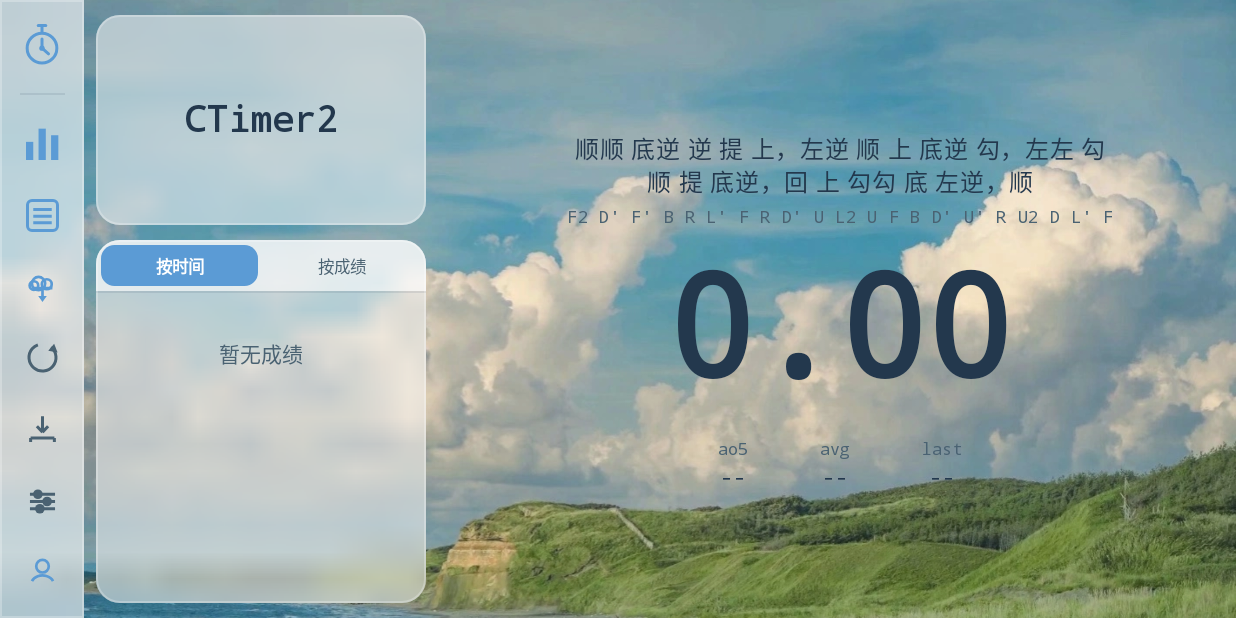
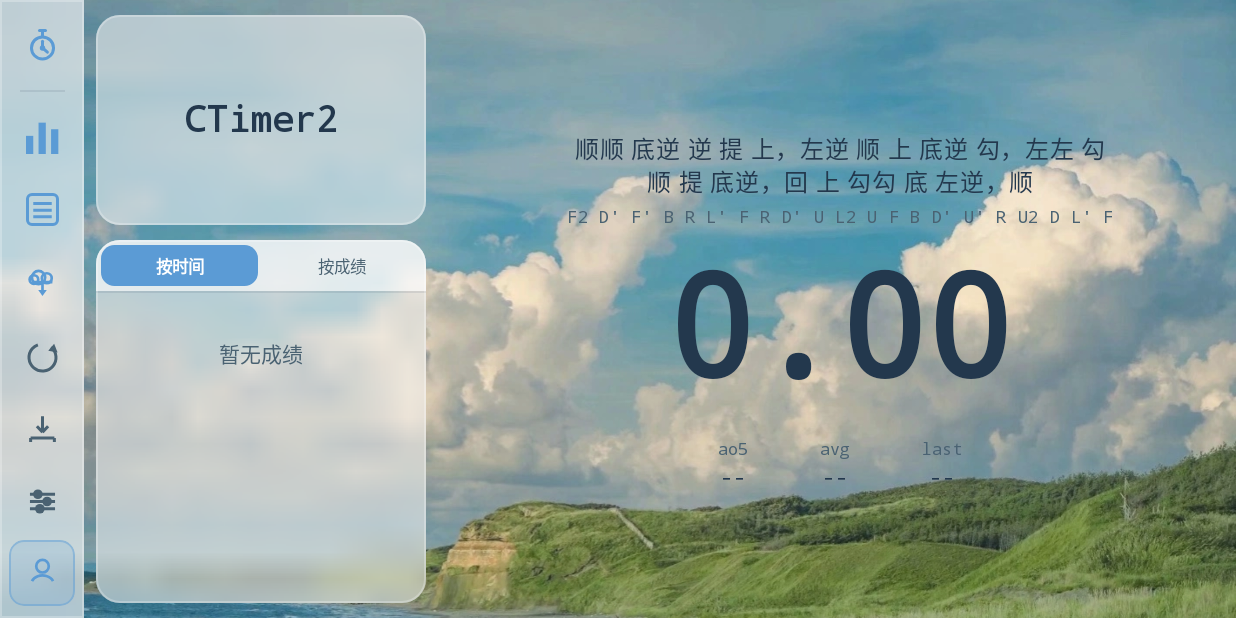
Before and after one commit to Dramtwo/CTimer-Repository, an Android app built with Jetpack Compose: the screen it shows after launch (MainActivity), on a phone screen of 824 x 412 dp (held sideways). Run offline under Robolectric (Android 15) with nearby library versions, the phone set to English and light mode, and no system bars; our stand-ins replace Room's generated code; network calls fail; pictures from the network do not load.

Commit message:
feat: 抽屉与侧栏联动、功能页滑入动效、侧栏自适应高度修复用户入口不可见

```diff
--- a/app/build.gradle.kts
+++ b/app/build.gradle.kts
@@ -13,8 +13,8 @@ android {
         applicationId = "com.ctimer2"
         minSdk = 26
         targetSdk = 36
-        versionCode = 22
-        versionName = "2.4.1"
+        versionCode = 23
+        versionName = "2.5.0"
     }
 
     buildTypes {
--- a/app/src/main/java/com/ctimer2/ui/TimerScreen.kt
+++ b/app/src/main/java/com/ctimer2/ui/TimerScreen.kt
@@ -10,6 +10,8 @@ import androidx.activity.compose.rememberLauncherForActivityResult
 import androidx.activity.result.PickVisualMediaRequest
 import androidx.activity.result.contract.ActivityResultContracts
 import androidx.compose.animation.AnimatedContent
+import androidx.compose.animation.core.animateDpAsState
+import androidx.compose.animation.core.tween
 import androidx.compose.animation.AnimatedVisibility
 import androidx.compose.animation.expandHorizontally
 import androidx.compose.animation.fadeIn
@@ -309,32 +311,21 @@ fun TimerScreen(vm: TimerViewModel = viewModel()) {
             }
         }
 
-        Row(modifier = Modifier.fillMaxSize()) {
-            // 左侧竖直侧栏：各页面常驻
-            AnimatedVisibility(
-                visible = !isRunning,
-                enter = fadeIn() + expandHorizontally(),
-                exit = fadeOut() + shrinkHorizontally()
-            ) {
-                DrawerSideBar(
-                    onOpen = { vm.openDrawer() },
-                    onOpenSummary = { vm.toggleSummaryPage() },
-                    onOpenFormula = { vm.toggleFormulaPage() },
-                    onOpenLeaderboard = { vm.toggleLeaderboardPage() },
-                    onResetCards = { vm.resetCardOffsets() },
-                    onImport = { launchImport() },
-                    onOpenSettings = { vm.toggleSettingsPage() },
-                    onOpenUser = { vm.toggleUserPage() }
+        // 内容区整块切换页面：新页面从侧栏这一侧「释放」滑入
+        val sidePad by animateDpAsState(
+            targetValue = if (isRunning) 0.dp else 56.dp,
+            animationSpec = tween(220),
+            label = "sidePad"
         )
-            }
-
-            // 内容区整块切换页面（新页面，而非叠加覆盖）
         AnimatedContent(
             targetState = page,
-                transitionSpec = { fadeIn() togetherWith fadeOut() },
+            transitionSpec = {
+                (slideInHorizontally(animationSpec = tween(300)) { -it / 2 } + fadeIn(tween(180)))
+                    .togetherWith(slideOutHorizontally(animationSpec = tween(220)) { it / 4 } + fadeOut(tween(100)))
+            },
             modifier = Modifier
-                    .weight(1f)
-                    .fillMaxHeight(),
+                .fillMaxSize()
+                .padding(start = sidePad),
             label = "page"
         ) { p ->
                 when (p) {
@@ -406,6 +397,26 @@ fun TimerScreen(vm: TimerViewModel = viewModel()) {
                     )
                 }
         }
+
+        // 侧栏常驻最上层：抽屉从它背后被「拉开」，而不是盖在它身上
+        AnimatedVisibility(
+            visible = !isRunning,
+            enter = fadeIn() + expandHorizontally(animationSpec = tween(220)),
+            exit = fadeOut() + shrinkHorizontally(animationSpec = tween(220)),
+            modifier = Modifier
+                .align(Alignment.CenterStart)
+                .zIndex(2f)
+        ) {
+            DrawerSideBar(
+                onOpen = { vm.openDrawer() },
+                onOpenSummary = { vm.toggleSummaryPage() },
+                onOpenFormula = { vm.toggleFormulaPage() },
+                onOpenLeaderboard = { vm.toggleLeaderboardPage() },
+                onResetCards = { vm.resetCardOffsets() },
+                onImport = { launchImport() },
+                onOpenSettings = { vm.toggleSettingsPage() },
+                onOpenUser = { vm.toggleUserPage() }
+            )
         }
 
         // 悬浮菜单（拖动呼出）
@@ -416,6 +427,7 @@ fun TimerScreen(vm: TimerViewModel = viewModel()) {
             modifier = Modifier
                 .align(Alignment.BottomCenter)
                 .padding(bottom = 36.dp)
+                .zIndex(3f)
         ) {
             val browsed = vm.browsedSolve()
             val idx = vm.browseIndex ?: 0
@@ -431,11 +443,12 @@ fun TimerScreen(vm: TimerViewModel = viewModel()) {
             )
         }
 
-        // 抽屉遮罩
+        // 抽屉遮罩（只压暗内容区，侧栏本身在最上层不受影响）
         AnimatedVisibility(
             visible = drawerOpen,
             enter = fadeIn(),
-            exit = fadeOut()
+            exit = fadeOut(),
+            modifier = Modifier.zIndex(1f)
         ) {
             Box(
                 modifier = Modifier
@@ -450,12 +463,15 @@ fun TimerScreen(vm: TimerViewModel = viewModel()) {
             )
         }
 
-        // 抽屉面板
+        // 抽屉面板：与侧栏联动。上层侧栏不动，抽屉从它背后滑出 = 侧栏被拉开的效果
         AnimatedVisibility(
             visible = drawerOpen,
-            enter = slideInHorizontally { -it },
-            exit = slideOutHorizontally { -it },
-            modifier = Modifier.align(Alignment.CenterStart)
+            enter = slideInHorizontally(animationSpec = tween(280)) { -it },
+            exit = slideOutHorizontally(animationSpec = tween(240)) { -it },
+            modifier = Modifier
+                .align(Alignment.CenterStart)
+                .padding(start = 56.dp)
+                .zIndex(1f)
         ) {
             DrawerContent(
                 sessions = vm.sessions,
--- a/app/src/main/java/com/ctimer2/ui/components/DrawerSideBar.kt
+++ b/app/src/main/java/com/ctimer2/ui/components/DrawerSideBar.kt
@@ -3,6 +3,7 @@ package com.ctimer2.ui.components
 import androidx.compose.foundation.background
 import androidx.compose.foundation.clickable
 import androidx.compose.foundation.layout.*
+import androidx.compose.ui.unit.Dp
 import androidx.compose.foundation.border
 import androidx.compose.foundation.shape.RoundedCornerShape
 import androidx.compose.ui.graphics.RectangleShape
@@ -38,6 +39,16 @@ fun DrawerSideBar(
         shape = RectangleShape,
         tintAlphaShift = 0.1f
     ) {
+        // 侧栏共 8 个图标（秒表 + 3 功能 + 重置/导入/设置 + 用户），
+        // 横屏矮屏按可用高度自动缩小格子，保证最底部的用户图标永远不会被挤出屏幕。
+        BoxWithConstraints(Modifier.fillMaxSize()) {
+            // 固定占用：上下 padding 16 + 秒表下方分隔 21 + 图标间隙 20
+            val fixed = 16.dp + 21.dp + 20.dp
+            val perCell = (maxHeight - fixed) / 8
+            val cell = perCell.coerceIn(26.dp, 44.dp)
+            val gap = if (cell >= 38.dp) 4.dp else 2.dp
+            val iconSize = if (cell >= 34.dp) 22.dp else 19.dp
+
             Column(
                 modifier = Modifier
                     .fillMaxSize()
@@ -45,42 +56,66 @@ fun DrawerSideBar(
                 horizontalAlignment = Alignment.CenterHorizontally
             ) {
                 // 顶部秒表图标加深，避免在浅色玻璃上看不清
-            IconCell(onClick = onOpen) { StopwatchIcon(tint = DragonCatBlue.PrimaryBlue) }
+                IconCell(onClick = onOpen, cell = cell) {
+                    StopwatchIcon(tint = DragonCatBlue.PrimaryBlue, iconSize = iconSize)
+                }
 
-            Spacer(Modifier.height(10.dp))
+                Spacer(Modifier.height(8.dp))
                 HLine()
-            Spacer(Modifier.height(10.dp))
+                Spacer(Modifier.height(8.dp))
 
-            IconCell(onClick = onOpenSummary) { IconSummary() }
-            Spacer(Modifier.height(4.dp))
-            IconCell(onClick = onOpenFormula) { IconFormula() }
-            Spacer(Modifier.height(4.dp))
-            IconCell(onClick = onOpenLeaderboard) { IconCloud() }
+                IconCell(onClick = onOpenSummary, cell = cell, iconSize = iconSize) { IconSummary(iconSize = iconSize) }
+                Spacer(Modifier.height(gap))
+                IconCell(onClick = onOpenFormula, cell = cell, iconSize = iconSize) { IconFormula(iconSize = iconSize) }
+                Spacer(Modifier.height(gap))
+                IconCell(onClick = onOpenLeaderboard, cell = cell, iconSize = iconSize) { IconCloud(iconSize = iconSize) }
 
                 Spacer(Modifier.weight(1f))
 
-            // 底部三项：倒数第三 重置卡片位置 → 倒数第二 导入 → 倒数第一 设置
-            IconCell(onClick = onResetCards) { IconReset() }
-            Spacer(Modifier.height(4.dp))
-            IconCell(onClick = onImport) { IconImport() }
-            Spacer(Modifier.height(4.dp))
-            IconCell(onClick = onOpenSettings) { IconSettings() }
-            Spacer(Modifier.height(4.dp))
-            IconCell(onClick = onOpenUser) { IconUser() }
+                // 底部四项：重置卡片位置 → 导入 → 设置 → 用户中心
+                IconCell(onClick = onResetCards, cell = cell, iconSize = iconSize) { IconReset(iconSize = iconSize) }
+                Spacer(Modifier.height(gap))
+                IconCell(onClick = onImport, cell = cell, iconSize = iconSize) { IconImport(iconSize = iconSize) }
+                Spacer(Modifier.height(gap))
+                IconCell(onClick = onOpenSettings, cell = cell, iconSize = iconSize) { IconSettings(iconSize = iconSize) }
+                Spacer(Modifier.height(gap))
+                // 用户中心给一块淡蓝底 + 描边，视觉上更显眼、更好点
+                IconCell(
+                    onClick = onOpenUser,
+                    cell = cell,
+                    iconSize = iconSize,
+                    highlighted = true
+                ) {
+                    IconUser(iconSize = iconSize)
+                }
+            }
         }
     }
 }
 
 @Composable
-private fun IconCell(onClick: () -> Unit, content: @Composable () -> Unit) {
+private fun IconCell(
+    onClick: () -> Unit,
+    cell: Dp = 44.dp,
+    iconSize: Dp = 22.dp,
+    highlighted: Boolean = false,
+    content: @Composable () -> Unit
+) {
     Box(
         modifier = Modifier
-            .size(44.dp)
+            .size(cell)
             .clip(RoundedCornerShape(10.dp))
+            .then(
+                if (highlighted) {
+                    Modifier
+                        .background(DragonCatBlue.PrimaryBlue.copy(alpha = 0.16f))
+                        .border(1.dp, DragonCatBlue.PrimaryBlue.copy(alpha = 0.45f), RoundedCornerShape(10.dp))
+                } else Modifier
+            )
             .clickable(onClick = onClick),
         contentAlignment = Alignment.Center
     ) {
-        content()
+        Box(Modifier.size(iconSize), contentAlignment = Alignment.Center) { content() }
     }
 }
 
--- a/app/src/main/java/com/ctimer2/ui/components/GeometricIcons.kt
+++ b/app/src/main/java/com/ctimer2/ui/components/GeometricIcons.kt
@@ -15,8 +15,8 @@ private val ICON_SIZE = 22.dp
 
 /** 成绩总评：三根高低不同的柱 */
 @Composable
-fun IconSummary(tint: Color = DragonCatBlue.PrimaryBlue) {
-    Canvas(Modifier.size(ICON_SIZE)) {
+fun IconSummary(tint: Color = DragonCatBlue.PrimaryBlue, iconSize: androidx.compose.ui.unit.Dp = ICON_SIZE) {
+    Canvas(Modifier.size(iconSize)) {
         val w = size.width
         val h = size.height
         val barW = w * 0.22f
@@ -35,8 +35,8 @@ fun IconSummary(tint: Color = DragonCatBlue.PrimaryBlue) {
 
 /** 按时间：表盘 + 两根指针 */
 @Composable
-fun IconTime(tint: Color = DragonCatBlue.PrimaryBlue) {
-    Canvas(Modifier.size(ICON_SIZE)) {
+fun IconTime(tint: Color = DragonCatBlue.PrimaryBlue, iconSize: androidx.compose.ui.unit.Dp = ICON_SIZE) {
+    Canvas(Modifier.size(iconSize)) {
         val r = size.minDimension / 2f
         val c = androidx.compose.ui.geometry.Offset(size.width / 2f, r)
         drawCircle(color = tint, radius = r - 1.dp.toPx(), center = c, style = Stroke(2.dp.toPx()))
@@ -47,8 +47,8 @@ fun IconTime(tint: Color = DragonCatBlue.PrimaryBlue) {
 
 /** 按成绩：领奖台三阶 */
 @Composable
-fun IconScore(tint: Color = DragonCatBlue.PrimaryBlue) {
-    Canvas(Modifier.size(ICON_SIZE)) {
+fun IconScore(tint: Color = DragonCatBlue.PrimaryBlue, iconSize: androidx.compose.ui.unit.Dp = ICON_SIZE) {
+    Canvas(Modifier.size(iconSize)) {
         val w = size.width
         val h = size.height
         val stepW = w / 3f
@@ -65,8 +65,8 @@ fun IconScore(tint: Color = DragonCatBlue.PrimaryBlue) {
 
 /** 列表：堆叠的三个圆角方块 */
 @Composable
-fun IconList(tint: Color = DragonCatBlue.PrimaryBlue) {
-    Canvas(Modifier.size(ICON_SIZE)) {
+fun IconList(tint: Color = DragonCatBlue.PrimaryBlue, iconSize: androidx.compose.ui.unit.Dp = ICON_SIZE) {
+    Canvas(Modifier.size(iconSize)) {
         val w = size.width
         val h = size.height
         val lineH = h / 5f
@@ -82,8 +82,8 @@ fun IconList(tint: Color = DragonCatBlue.PrimaryBlue) {
 
 /** 公式速记：一页公式纸（外框 + 三条公式行） */
 @Composable
-fun IconFormula(tint: Color = DragonCatBlue.PrimaryBlue) {
-    Canvas(Modifier.size(ICON_SIZE)) {
+fun IconFormula(tint: Color = DragonCatBlue.PrimaryBlue, iconSize: androidx.compose.ui.unit.Dp = ICON_SIZE) {
+    Canvas(Modifier.size(iconSize)) {
         val stroke = 2.dp.toPx()
         val w = size.width
         val h = size.height
@@ -109,8 +109,8 @@ fun IconFormula(tint: Color = DragonCatBlue.PrimaryBlue) {
 
 /** 导入：向下箭头 + 承接托盘 */
 @Composable
-fun IconImport(tint: Color = DragonCatBlue.TextSecondary) {
-    Canvas(Modifier.size(ICON_SIZE)) {
+fun IconImport(tint: Color = DragonCatBlue.TextSecondary, iconSize: androidx.compose.ui.unit.Dp = ICON_SIZE) {
+    Canvas(Modifier.size(iconSize)) {
         val stroke = 2.dp.toPx()
         val w = size.width
         val h = size.height
@@ -160,8 +160,8 @@ fun IconImport(tint: Color = DragonCatBlue.TextSecondary) {
 
 /** 设置：三根滑杆（每根一个圆点） */
 @Composable
-fun IconSettings(tint: Color = DragonCatBlue.TextSecondary) {
-    Canvas(Modifier.size(ICON_SIZE)) {
+fun IconSettings(tint: Color = DragonCatBlue.TextSecondary, iconSize: androidx.compose.ui.unit.Dp = ICON_SIZE) {
+    Canvas(Modifier.size(iconSize)) {
         val stroke = 2.dp.toPx()
         val w = size.width
         val h = size.height
@@ -187,8 +187,8 @@ fun IconSettings(tint: Color = DragonCatBlue.TextSecondary) {
 
 /** 重置卡片位置：环形箭头（箭头精确落在圆环端口上，方向沿切线） */
 @Composable
-fun IconReset(tint: Color = DragonCatBlue.TextSecondary) {
-    Canvas(Modifier.size(ICON_SIZE)) {
+fun IconReset(tint: Color = DragonCatBlue.TextSecondary, iconSize: androidx.compose.ui.unit.Dp = ICON_SIZE) {
+    Canvas(Modifier.size(iconSize)) {
         val stroke = 2.dp.toPx()
         val r = size.minDimension / 2f - stroke
         val c = androidx.compose.ui.geometry.Offset(size.width / 2f, size.height / 2f)
@@ -236,8 +236,8 @@ fun IconReset(tint: Color = DragonCatBlue.TextSecondary) {
 
 /** 云端排行：一朵云 + 下降箭头（代表云端数据落地） */
 @Composable
-fun IconCloud(tint: Color = DragonCatBlue.PrimaryBlue) {
-    Canvas(Modifier.size(ICON_SIZE)) {
+fun IconCloud(tint: Color = DragonCatBlue.PrimaryBlue, iconSize: androidx.compose.ui.unit.Dp = ICON_SIZE) {
+    Canvas(Modifier.size(iconSize)) {
         val w = size.width
         val h = size.height
         val stroke = 1.8.dp.toPx()
@@ -276,8 +276,8 @@ fun IconCloud(tint: Color = DragonCatBlue.PrimaryBlue) {
 
 /** 用户系统：几何人形（头 + 肩） */
 @Composable
-fun IconUser(tint: Color = DragonCatBlue.PrimaryBlue) {
-    Canvas(Modifier.size(ICON_SIZE)) {
+fun IconUser(tint: Color = DragonCatBlue.PrimaryBlue, iconSize: androidx.compose.ui.unit.Dp = ICON_SIZE) {
+    Canvas(Modifier.size(iconSize)) {
         val w = size.width
         val h = size.height
         val stroke = 1.8.dp.toPx()
--- a/app/src/main/java/com/ctimer2/ui/components/StopwatchIcon.kt
+++ b/app/src/main/java/com/ctimer2/ui/components/StopwatchIcon.kt
@@ -18,9 +18,10 @@ import com.ctimer2.ui.theme.DragonCatBlue
 @Composable
 fun StopwatchIcon(
     modifier: Modifier = Modifier,
-    tint: Color = DragonCatBlue.PrimaryBlueLight
+    tint: Color = DragonCatBlue.PrimaryBlueLight,
+    iconSize: androidx.compose.ui.unit.Dp = 28.dp
 ) {
-    Canvas(modifier = modifier.size(28.dp)) {
+    Canvas(modifier = modifier.size(iconSize)) {
         val stroke = 2.dp.toPx()
         val short = size.minDimension
         val cx = size.width / 2f
```
Also changed, not shown: 2 other files. Lines whose indentation alone changed are shown as unchanged.
